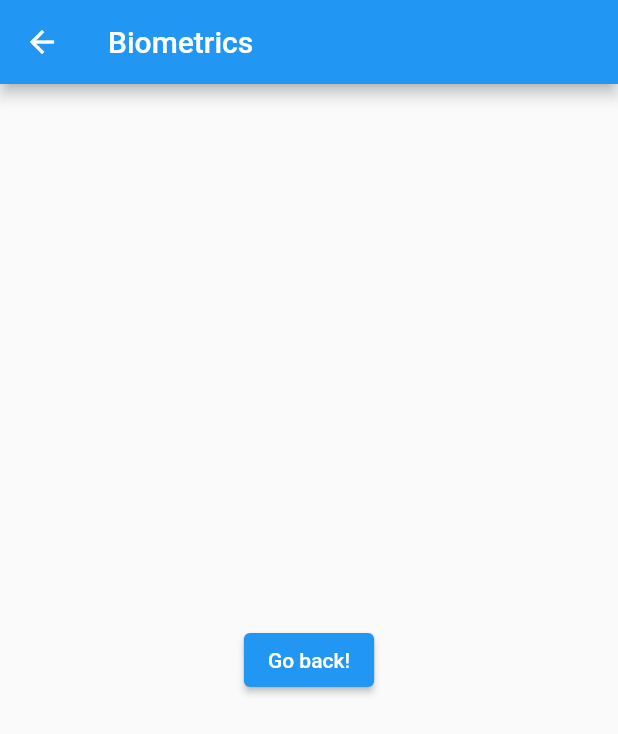
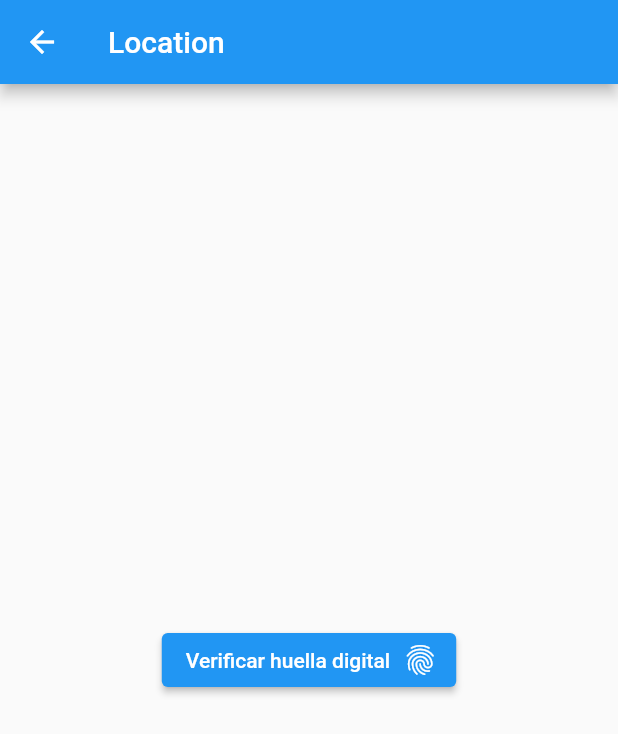
Before and after one commit to Techreo/PermissionsDemoApp, a Flutter app: the Biometrics screen opened directly, on a phone screen of 412 x 824 dp. Shown: the top 734 px of the screen. Run offline on Flutter 3.47's test engine with Material 2 defaults, Android fonts, the phone set to English and light mode, and no system bars; our stand-ins replace camera, geolocator, google_maps_flutter, local_auth.

Commit message:
- Se agrega funcionalidad de huella digital

```diff
--- a/permissions_demo_app/lib/biometrics.dart
+++ b/permissions_demo_app/lib/biometrics.dart
@@ -1,9 +1,13 @@
 import 'package:flutter/material.dart';
+import 'package:local_auth/local_auth.dart';
 
-class Biometrics extends StatelessWidget {
+class Biometrics extends StatefulWidget {
   const Biometrics({Key? key}) : super(key: key);
 
   @override
+  _BiometricsState createState() => _BiometricsState();
+}
+  /*@override
   Widget build(BuildContext context) {
     return Scaffold(
       appBar: AppBar(
@@ -18,5 +22,72 @@ class Biometrics extends StatelessWidget {
         ),
       ),
     );
+  }*/
+
+class _BiometricsState extends State<Biometrics> {
+  late LocalAuthentication _localAth;
+  bool _isBiometricAvailable = false;
+
+  @override
+  void initState() {
+    super.initState();
+    _localAth = LocalAuthentication();
+    _localAth.canCheckBiometrics.then((b) {
+      setState(() {
+        _isBiometricAvailable = b;
+      });
+    });
+  }
+
+  @override
+  Widget build(BuildContext context) {
+    return Scaffold(
+        appBar: AppBar(
+          title: const Text("Location"),
+        ),
+        body: Center(
+          child: Directionality(
+            textDirection: TextDirection.rtl,
+            child: ElevatedButton.icon(
+              icon: const Icon(Icons.fingerprint),
+              label: const Text("Verificar huella digital"),
+              onPressed: () async {
+                if(_isBiometricAvailable) {
+                  bool didAuthenticate = await _localAth
+                      .authenticateWithBiometrics(
+                      localizedReason: "Iniciar sesion con huella");
+                  if (didAuthenticate) {
+                    mostrarAlerta(context, "Autenticación correcta");
+                  } else {
+                    mostrarAlerta(context, "Autenticación incorrecta");
+                  }
+                }else{
+                  mostrarAlerta(context, "el dispositivo no cuenta con esta función");
+                }
+              },
+              //icon: const Icon( Icons.fingerprint,),
+            ),
+          ),
+        ),
+    );
+  }
+
+  void mostrarAlerta(BuildContext context, String texto){
+    showDialog(
+      barrierDismissible: false,
+      context: context,
+      builder: (BuildContext context){
+        return AlertDialog(
+          title: const Text("Autenticación"),
+          content: Text(texto),
+          actions: <Widget>[
+            TextButton(onPressed: (){
+              Navigator.pop(context);
+            }, child: const Text("OK")
+            )
+          ],
+        );
+      },
+    );
   }
 }
--- a/permissions_demo_app/pubspec.yaml
+++ b/permissions_demo_app/pubspec.yaml
@@ -39,6 +39,7 @@ dependencies:
   geocoding: ^2.0.0
   geolocator: ^7.0.3
   google_maps_flutter: ^2.1.3
+  local_auth: ^1.1.11
 
 dev_dependencies:
   flutter_test:
```
Also changed, not shown: permissions_demo_app/pubspec.lock, 2 other files.
